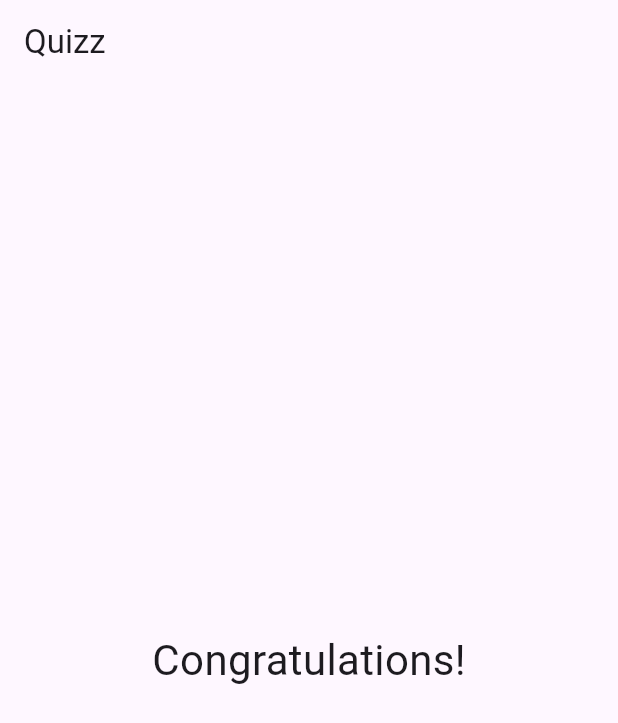
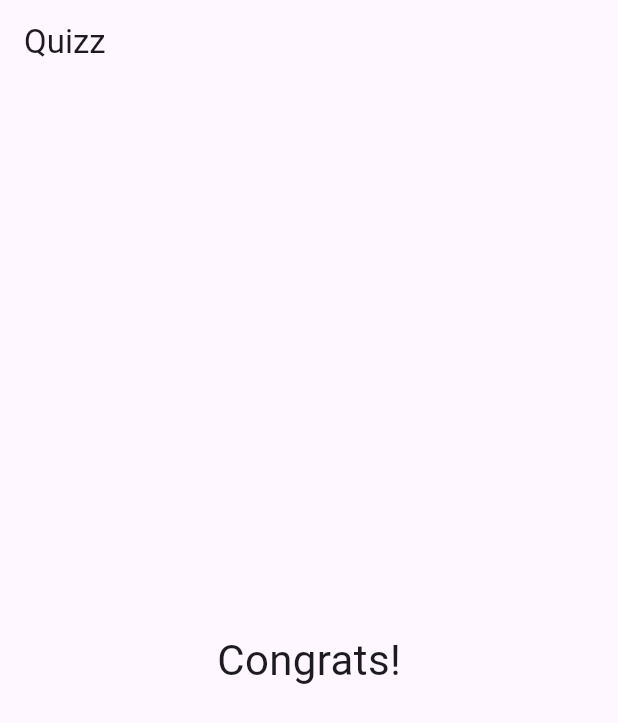
Before and after one commit to f3lipems/quizz, a Flutter app: the screen it shows after launch, after a tap on "Black", after a tap on "Sneak", after a tap on "Dart", on a phone screen of 412 x 824 dp. Shown: the top 723 px of the screen. Run offline on Flutter 3.47's test engine with Material 3 defaults, Android fonts, the phone set to English and light mode, and no system bars.

Commit message:
Add result component

```diff
--- a/lib/main.dart
+++ b/lib/main.dart
@@ -1,6 +1,7 @@
 import 'package:flutter/material.dart';
 import './question.dart';
 import './reply.dart';
+import './result.dart';
 
 void main() {
   runApp(const MainApp());
@@ -66,13 +67,7 @@ class _MainAppState extends State<MainApp> {
                     ...answersWidget
                   ],
                 )
-            : const Center(
-                child: Text(
-                  'Congratulations!',
-                  style: TextStyle(fontSize: 28),
-                ),
-              ),
-      ),
+              : const Result()),
     );
   }
 }
--- /dev/null
+++ b/lib/result.dart
@@ -0,0 +1,14 @@
+import 'package:flutter/material.dart';
+
+class Result extends StatelessWidget {
+  const Result({super.key});
+
+  @override
+  Widget build(BuildContext context) {
+    return const Center(
+        child: Text(
+      'Congrats!',
+      style: TextStyle(fontSize: 28),
+    ));
+  }
+}
```
Lines whose indentation alone changed are shown as unchanged.
